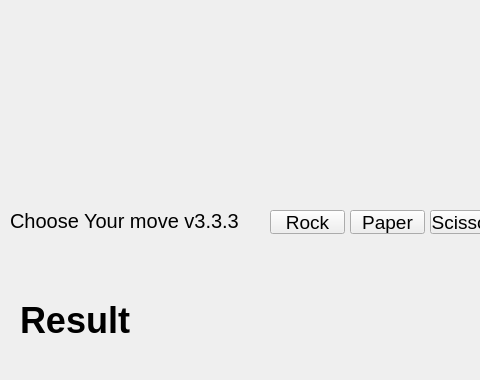
jungjinhyo/rockpaperscissors, file mainwindow.ui: the form before one commit; both pictures show x 0 to 480 and y 0 to 380 of the 800 by 600 pixel window.
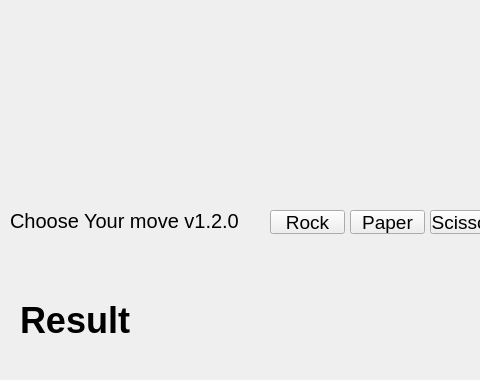
The form after the commit.

The edit to the form file:
```diff
--- a/mainwindow.ui
+++ b/mainwindow.ui
@@ -29,7 +29,7 @@
      </font>
     </property>
     <property name="text">
-     <string>Choose Your move v3.3.3</string>
+     <string>Choose Your move v1.2.0</string>
     </property>
    </widget>
    <widget class="QPushButton" name="btnRock">
```
